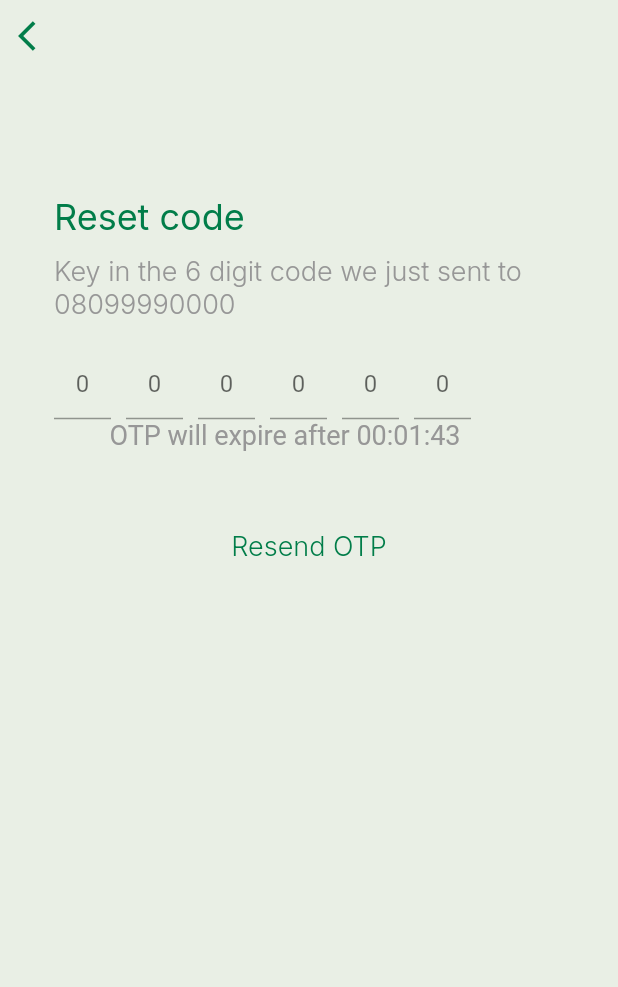
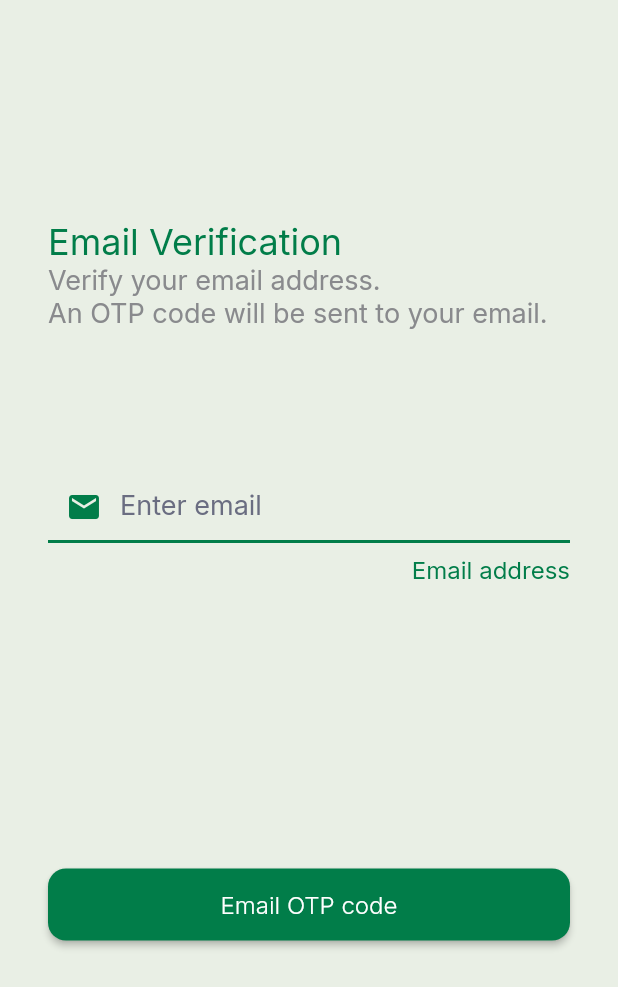
Before and after one commit to Karma-234/my_digital_bank_UI, a Flutter app: the screen it shows after launch, on a phone screen of 412 x 824 dp. Shown: the top 987 px of the screen. Run offline on Flutter 3.47's test engine with Material 2 defaults, Android fonts, the phone set to English and light mode, and no system bars; our stand-ins replace google_fonts; Roboto replaces fonts that are missing (Mandali).

Commit message:
Added User Sign up page and email verification page

```diff
--- /dev/null
+++ b/lib/common_widgets/info_input_field.dart
@@ -0,0 +1,46 @@
+import 'package:flutter/material.dart';
+import 'package:google_fonts/google_fonts.dart';
+
+import '../core/app_colors.dart';
+
+class InfoInputField extends StatelessWidget {
+  const InfoInputField(
+      {Key? key,
+      required this.hintText,
+      required this.counterText,
+      required this.prefixIcon})
+      : super(key: key);
+  final String hintText;
+  final String counterText;
+  final Widget? prefixIcon;
+
+  @override
+  Widget build(BuildContext context) {
+    return TextFormField(
+      decoration: InputDecoration(
+        prefixIcon: prefixIcon,
+        prefixIconColor: AppColors.secondary,
+        counterText: counterText,
+        counterStyle: GoogleFonts.inter(
+          color: AppColors.secondary,
+          fontSize: 16.0,
+        ),
+        hintText: hintText,
+        hintStyle: GoogleFonts.inter(
+          fontSize: 18.0,
+          color: AppColors.prefixTextColor,
+        ),
+        enabled: true,
+        enabledBorder: const UnderlineInputBorder(
+          borderSide: BorderSide(color: AppColors.secondary, width: 2.0),
+        ),
+        disabledBorder: const UnderlineInputBorder(
+          borderSide: BorderSide(color: AppColors.secondary, width: 2.0),
+        ),
+        border: const UnderlineInputBorder(
+          borderSide: BorderSide(color: AppColors.secondary, width: 2.0),
+        ),
+      ),
+    );
+  }
+}
--- /dev/null
+++ b/lib/common_widgets/text_header_and_body.dart
@@ -0,0 +1,36 @@
+import 'package:flutter/material.dart';
+import 'package:google_fonts/google_fonts.dart';
+
+import '../core/app_colors.dart';
+
+class SignUpTextbody extends StatelessWidget {
+  const SignUpTextbody({Key? key, required this.textBody}) : super(key: key);
+  final String textBody;
+
+  @override
+  Widget build(BuildContext context) {
+    return Text(
+      textBody,
+      style: GoogleFonts.inter(
+        fontSize: 18,
+        color: AppColors.bvnColor,
+      ),
+    );
+  }
+}
+
+class SignUpTextHeader extends StatelessWidget {
+  const SignUpTextHeader({Key? key, required this.header}) : super(key: key);
+  final String header;
+
+  @override
+  Widget build(BuildContext context) {
+    return Text(
+      header,
+      style: GoogleFonts.inter(
+        fontSize: 24.0,
+        color: AppColors.secondary,
+      ),
+    );
+  }
+}
--- a/lib/core/app_colors.dart
+++ b/lib/core/app_colors.dart
@@ -8,4 +8,5 @@ class AppColors {
   static const Color scaffoldColor2 = Color(0xFFE9EFE5);
   static const Color textColor = Color(0xFF979797);
   static const Color prefixTextColor = Color(0xFF6A6D81);
+  static const Color bvnColor = Color(0xFF898A8D);
 }
--- a/lib/core/text_strings.dart
+++ b/lib/core/text_strings.dart
@@ -4,3 +4,7 @@ const String signUpText =
 const String passReset = 'Enter your phone number to recover \nyour password';
 
 const String otpText = 'Key in the 6 digit code we just sent to \n08099990000';
+const String basicInfo =
+    'Please provide your phone number for device validation and sms alerts.';
+const String emailVerBody =
+    'Verify your email address. \nAn OTP code will be sent to your email.';
--- a/lib/features/onboarding/password_reset/views/otp_page.dart
+++ b/lib/features/onboarding/password_reset/views/otp_page.dart
@@ -18,29 +18,27 @@ class OtpPage extends StatelessWidget {
       body: ListView(
         children: [
           Row(
+            mainAxisAlignment: MainAxisAlignment.start,
             children: [
               CommonBackIcon(iconColor: AppColors.secondary),
             ],
           ),
-          SizedBox(
+          const SizedBox(
             height: 82.5,
           ),
           Padding(
             padding: const EdgeInsets.only(left: 36.0),
             child: Column(
               crossAxisAlignment: CrossAxisAlignment.start,
+              mainAxisAlignment: MainAxisAlignment.spaceEvenly,
               children: [
-                SizedBox(
-                  width: 300.0,
-                  height: 40.0,
-                  child: Text(
+                Text(
                   'Reset code',
                   textAlign: TextAlign.left,
                   style: GoogleFonts.inter(
                       fontSize: 24.0,
                       color: AppColors.secondary,
                       fontWeight: FontWeight.w400),
-                  ),
                 ),
                 SizedBox(
                   height: 61.0,
@@ -54,8 +52,11 @@ class OtpPage extends StatelessWidget {
                     ),
                   ),
                 ),
+                Column(
+                  crossAxisAlignment: CrossAxisAlignment.center,
+                  children: [
                     const SizedBox(
-                  width: 278.0,
+                      width: 300.0,
                       child: OtpForm(),
                     ),
                     SizedBox(
@@ -69,6 +70,8 @@ class OtpPage extends StatelessWidget {
                           fontSize: 18.0,
                         ),
                       ),
+                    ),
+                  ],
                 ),
               ],
             ),
--- /dev/null
+++ b/lib/features/onboarding/sign_up/views/email_verification.dart
@@ -0,0 +1,62 @@
+import 'package:flutter/material.dart';
+import 'package:kml_digital_bank/common_widgets/info_input_field.dart';
+import 'package:kml_digital_bank/common_widgets/reset_password_button.dart';
+import 'package:kml_digital_bank/common_widgets/text_header_and_body.dart';
+import 'package:kml_digital_bank/core/app_colors.dart';
+import 'package:kml_digital_bank/core/text_strings.dart';
+
+class EmailVerification extends StatelessWidget {
+  const EmailVerification({super.key});
+
+  @override
+  Widget build(BuildContext context) {
+    return Scaffold(
+      backgroundColor: AppColors.scaffoldColor2,
+      body: ListView(
+        children: [
+          Container(
+            padding: const EdgeInsets.only(left: 32.0, right: 32.0),
+            child: Column(
+              mainAxisAlignment: MainAxisAlignment.start,
+              crossAxisAlignment: CrossAxisAlignment.start,
+              children: [
+                const SizedBox(
+                  height: 147.0,
+                ),
+                const SignUpTextHeader(header: 'Email Verification'),
+                const SignUpTextbody(textBody: emailVerBody),
+                const SizedBox(
+                  height: 94.0,
+                ),
+                Form(
+                  child: Column(
+                    children: [
+                      const InfoInputField(
+                        hintText: 'Enter email',
+                        counterText: 'Email address',
+                        prefixIcon: Icon(
+                          Icons.mail,
+                          color: AppColors.secondary,
+                        ),
+                      ),
+                      const SizedBox(
+                        height: 190.0,
+                      ),
+                      SizedBox(
+                        width: double.infinity,
+                        child: ResetPasswordButton(
+                          text: 'Email OTP code',
+                          buttonPressed: () {},
+                        ),
+                      ),
+                    ],
+                  ),
+                )
+              ],
+            ),
+          ),
+        ],
+      ),
+    );
+  }
+}
--- a/lib/main.dart
+++ b/lib/main.dart
@@ -3,6 +3,8 @@ import 'package:kml_digital_bank/features/onboarding/password_reset/views/new_pa
 import 'package:kml_digital_bank/features/onboarding/password_reset/views/otp_page.dart';
 import 'package:kml_digital_bank/features/onboarding/password_reset/views/password_change_success.dart';
 import 'package:kml_digital_bank/features/onboarding/password_reset/views/password_reset.dart';
+import 'package:kml_digital_bank/features/onboarding/sign_up/views/email_verification.dart';
+import 'package:kml_digital_bank/features/onboarding/sign_up/views/new_user_sign_up.dart';
 
 import 'features/onboarding/landing_page/views/landing_page.dart';
 
@@ -20,7 +22,7 @@ class MainApp extends StatelessWidget {
       theme: ThemeData(
         primarySwatch: Colors.blue,
       ),
-      home: const OtpPage(),
+      home: const EmailVerification(),
     );
   }
 }
--- a/pubspec.yaml
+++ b/pubspec.yaml
@@ -35,6 +35,7 @@ dependencies:
   # Use with the CupertinoIcons class for iOS style icons.
   cupertino_icons: ^1.0.2
   google_fonts: ^3.0.1
+  get: ^4.6.5
 
 dev_dependencies:
   flutter_test:
```
Also changed, not shown: lib/common_widgets/forms/sign_up_form.dart (added, +47 -0 lines), lib/common_widgets/info_field_text.dart (added, +21 -0 lines), lib/common_widgets/on_boarding_buttons.dart (+6 -6 lines), lib/common_widgets/otp_input_field.dart (+7 -4 lines), lib/common_widgets/phone_number_field.dart (added, +69 -0 lines), lib/features/onboarding/sign_up/views/new_user_sign_up.dart (added, +64 -0 lines), assets/images/pngs/bgtrans.png (added), assets/images/pngs/cutbg.png (added), assets/images/pngs/flag.png (added). Lines whose indentation alone changed are shown as unchanged.
